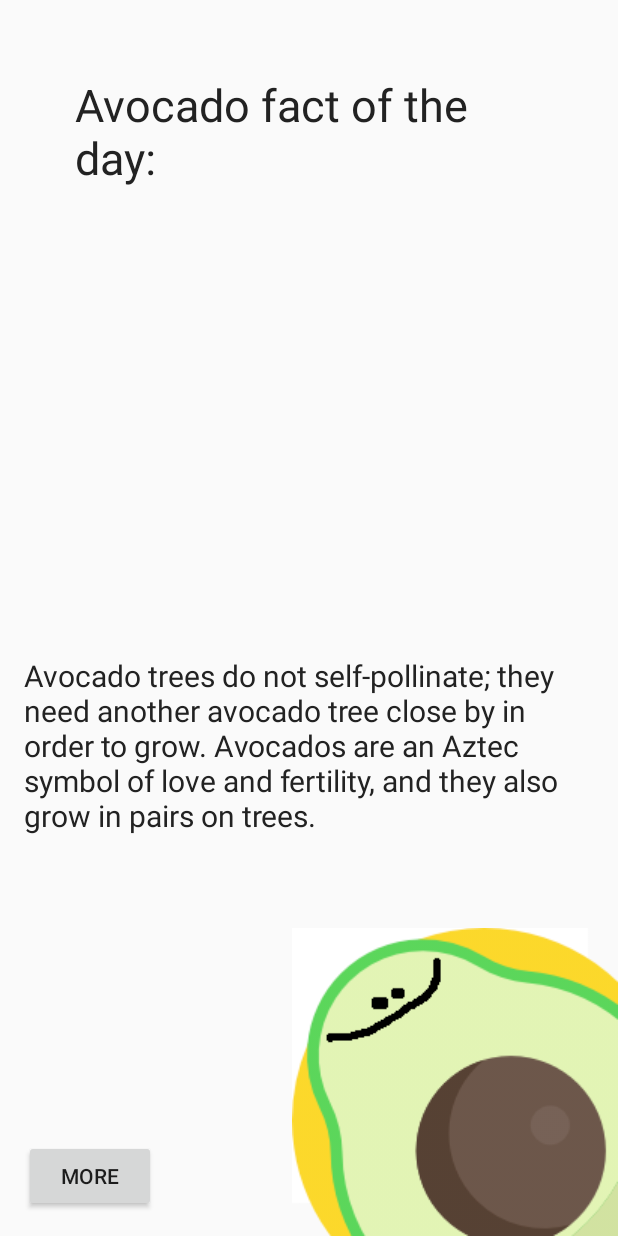
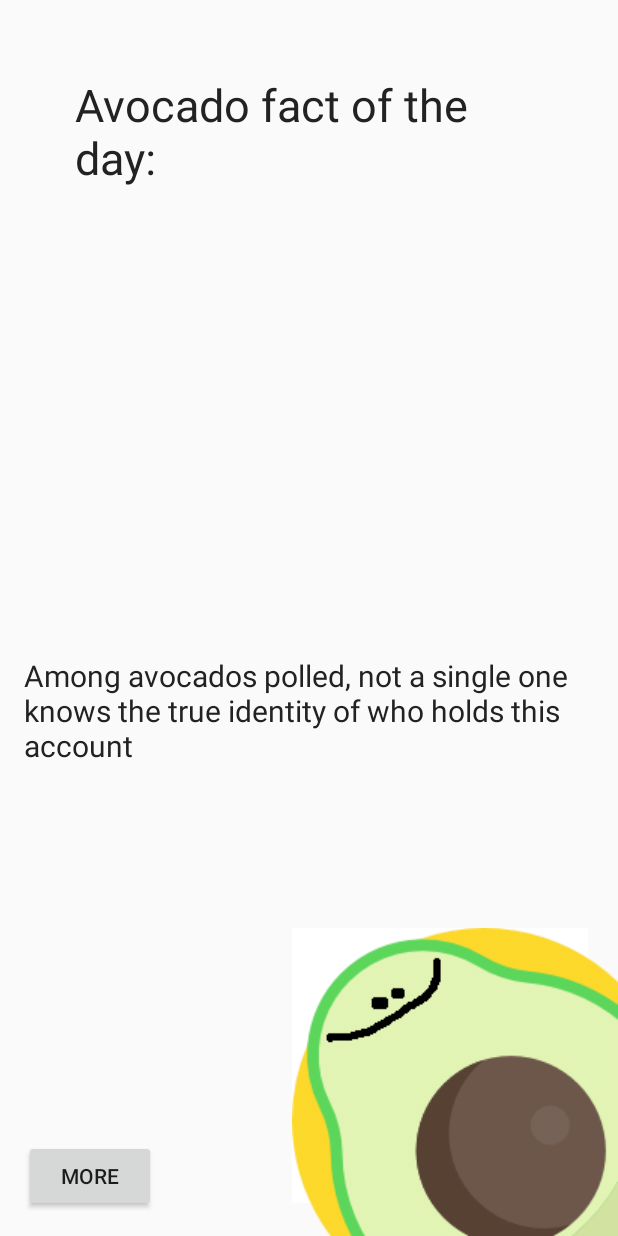
Before and after one commit to Kotlin-Thursdays/Avocado-Facts, an Android app: the screen it shows after launch (MainActivity), after a tap on "MORE", on a phone screen of 412 x 824 dp. Run offline under Robolectric (Android 15) with nearby library versions, the phone set to English and light mode, and no system bars.

Commit message:
moar facts

```diff
--- a/app/build.gradle
+++ b/app/build.gradle
@@ -5,11 +5,11 @@
 apply plugin: 'kotlin-android-extensions'
 
 android {
-    compileSdkVersion 27
+    compileSdkVersion 28
     defaultConfig {
         applicationId "com.example.amandahinchman.avocadofacts"
         minSdkVersion 26
-        targetSdkVersion 27
+        targetSdkVersion 28
         versionCode 1
         versionName "1.0"
         testInstrumentationRunner "android.support.test.runner.AndroidJUnitRunner"
@@ -25,7 +25,7 @@
 dependencies {
     implementation fileTree(dir: 'libs', include: ['*.jar'])
     implementation"org.jetbrains.kotlin:kotlin-stdlib-jdk7:$kotlin_version"
-    implementation 'com.android.support:appcompat-v7:27.1.1'
+    implementation 'com.android.support:appcompat-v7:28.0.0'
     implementation 'com.android.support.constraint:constraint-layout:1.1.2'
     testImplementation 'junit:junit:4.12'
     androidTestImplementation 'com.android.support.test:runner:1.0.2'
--- /dev/null
+++ b/app/src/main/java/com/example/amandahinchman/avocadofacts/FactProvider.kt
@@ -0,0 +1,75 @@
+package com.example.amandahinchman.avocadofacts
+
+fun getFacts(): Array<String> {
+    return arrayOf("The world record for the largest avocado is 5 pounds, 3.6 ounces. This is " +
+            "especially impressive because the average avocado only weighs 6 ounces.",
+            "This fruit – yes it is a fruit! – was not originally named \"avocado\". The word \"avocado\" comes from " +
+                    "the Spanish word aguacate, which is from the the Nahuatl word ahuacatl. When I lived in Chile, we called it palta, which is its Quechua name. It's also sometimes called the alligator pear due to the shape and rough green skin (cut it open and it looks like an alligator eye, too). I prefer to call it palta; my strong love for avocados started in Chile.",
+            "The skin of an avocado can be toxic – to cats and dogs. While your pets (besides birds) can eat the inside of an avocado, the skin can be toxic to cats and dogs.",
+            "All avocados are picked by hand.Avocados are harvested by using a 16-foot pole to reach the high-hanging fruit. Avocados tend to be more expensive than other fruits because of the high cost of labor.",
+            "Avocados are high in potassium, fiber, and antioxidants.Avocados are actually higher in potassium than bananas.",
+            "Avocados contain four grams of protein, making them the fruit with the highest protein content!",
+            "Avocado trees do not self-pollinate; they need another avocado tree close by in order to grow. Avocados are an Aztec symbol of love and fertility, and they also grow in pairs on trees.",
+            "On average, 53.5 million pounds of guacamole are eaten every Super Bowl Sunday, enough to cover a football field more than 20 feet thick.8",
+            "A single California Avocado tree can produce on average about 60 pounds or 150 fruit a year.",
+            "Scientists have unearthed evidences from a cave in Mexico’s Coxcatlan in Mexico, which reveal that avocados " +
+                    "were used as far back as in 10,000 BCE.",
+            "Avocados are green, the color most associated with radioactivity.  Thus, avocados may be a renewable source " +
+                    "of fuel for nuclear reactors. This has not been tested yet due to nuclear power plants falling out of favor in the US after Three Mile Island.",
+            "Astronauts do not eat avocados while in space, this is partially because avocados do not have efficient " +
+                    "enough rockets to reach the International Space Station.",
+            "The sun is much, much larger than an avocado.  At least twice as big.",
+            "If you add a bunch of letters to the word avocado, and then take away a few, it becomes an anagram for " +
+                    "\"Illuminati confirmed\".  Coincidence, I think not!",
+            "If you took a number of avocados equal to that consumed in the past 20 years and put them all in a straight " +
+                    "line, you would be arrest4ed for illegally carrying produce across international borders.",
+            "If you tried to line up every single avocado eaten in the last year, you would have a lot of trouble because " +
+                    "people ate them.",
+            "Unlike the tomato, the avocado had not been classified as a vegetable by the United States Supreme Court.",
+            "In economics, there is a concept called \"substitute goods\".  If the price of a substitute good increases, " +
+                    "demand for the good it is a substitute to will increase. A substitute good to avocados is ants, as both are bought by people who demand something that begins with the letter A.",
+            "Avocados are not quite as illegal as murder",
+            "There are currently no popular avocado memes on the internet",
+            "Earth is sometimes called \"the blue planet\". This is because people do not appreciate avocados enough to " +
+            "call it \"the green planet\".",
+            "According to known laws of aviation, there is no way an avocado should be able to fly. Its wings are too " +
+                    "non-existent to get its body off the ground. The avocado of course, flies anyway because it cannot resist being put into a shipping container carried by a plane.",
+            "Avocados are capable of time travel",
+            "The word \"avocado\" is spelled avocado",
+            "Among avocados polled, not a single one knows the true identity of who holds this account",
+            "An avocado is green and had layers, like an ogre. Thus, an ogre may be confused for an avocado and vice verse" +
+                    ". This provides a possible explanation for why there are no ogres: They were all mistaken for avocados and eaten.",
+            "If you make a pentagram out of guacamole, place an avocado on each corner and an avocado pit in the center, " +
+                    "light 7 avocado scented candles and put them in a circle around the pentagram, and recite the " +
+                    "incantation \"Ego hoc quidam vir, quod esset respice inepta, avocado surge!\", noting magic will happen and you will look very silly (extra silly to anyone who knows Latin).",
+            "The spanish word for avocado is \"aguacate\", possible hinted at avocados hinting at avocados secretly being" +
+            " cats with extra water (as agua means water in Spanish). A problem with this theory is the extra e at the end" +
+                    " of the word, its purpose remaining a mystery for the ages.",
+            "If you take the derivative of an avocado, you get 0.",
+            "Avocados are a potent aphrodisiac, the vast majority of people who have consumed avocado have later " +
+                    "experienced feelings of love (Disclaimer \"later\" has no time limit, effects may not be immediate.  If experiencing feelings of an alien parasite in your gut, do not contact your doctor as you are already doomed)",
+            "Avocados are an important part of daily avocado requirements in the human diet",
+            "Avocados grow on trees.  Trees grow on dirt. Dirt is on rock.  Rock is on lava. Thus, avocados grow on lava.",
+            "Despite popular belief, the most popular genre of music among avocados is not guac and roll. It is actually " +
+                    "vaporwave.",
+            "It's said that an apple a day keeps the doctor away.  Much lesser known is that an avocado a day keeps the " +
+                    "5th dimensional elritch monstrosity away. (No one who eats an avocado a day has ever been attacked by one)",
+            "The avocado is called by some people the \"alligator pear\".  This may be because an avocado pairs well with " +
+                    "an alligator trying to eat you, since if the alligator has a bunch of avocados in its mouth it cannot eat you.",
+            "Albino avocado plants do exist, they are not vampire avocados.  Do not burn them or stab them with wooden " +
+                    "stakes.  They certainly do not have the power to make people their thralls, so there is no reason to be alarmed. Albino avocados, like all avocados, are your friend.",
+            "Sometimes when people are injured, they are told to \"walk it off\", a much lesser known but similarly used " +
+                    "phrase is \"guac it off\", as eating guacamole gives you important vitamins and minerals for healing injuries.",
+            "On Wikipedia, it only takes 3 clicks to get from the page for seduction.  However, it also takes only 3 " +
+                    "clicks to get to the page for Adolf Hitler, so don't risk trying to seduce someone with an avocado because they might take it the wrong way.",
+            "Bacon is an avocado",
+            "It is common knowledge that most avocados can actually be almost any color! This is because they are solid " +
+                    "and can be painted.",
+            "Hold my avocado.  there's now a popular avocado meme on the internet",
+            "Avocado facts has a better fact checking record from the Washington Post than most politicians, 1 out of 1 " +
+                    "fact checks of Avocado Facts received the Geppetto Checkmark.",
+            "A refrigerated avocado can stay good longer than the half life of francium-223, a marathon of the quality " +
+                    "televsion show \"Gravity Falls\", the first five days of the War of Jenkins Ear, the time you take to lovingly reread every avocado fact to your children as a thrilling bedtime story, the tenure of Anthony \"The Mooch\" Scaramucci as White House Communications Director, the length of time it took the Atlanta Falcons to blow a 25 led in the Super Bowl, and an avocado that is not refrigerated.",
+            "Avocados can be used for many things.  This is not one of them: https://m.youtube.com/watch?v=9kQfEnPsZI4"
+    )
+}
--- a/app/src/main/java/com/example/amandahinchman/avocadofacts/MainActivity.kt
+++ b/app/src/main/java/com/example/amandahinchman/avocadofacts/MainActivity.kt
@@ -22,56 +22,35 @@
         factTextView = findViewById(R.id.avocadoFact)
 
         val moarButton = findViewById<Button>(R.id.more)
-        moarButton.setOnClickListener {
-            NewAvocadoFactTask(this).execute()
-        }
-
+        moarButton.setOnClickListener { NewAvocadoFactTask(this).execute() }
     }
 
-    fun updateAvocadoFact(fact: String) {
-        factTextView.text = fact
-    }
+    fun updateAvocadoFact(fact: String) { factTextView.text = fact }
 
-    /**
-     * AsyncTask<Params, Progress, Result> signature interface:
-     * - params: the type of the parameters sent to the task upon
-     *             execution
-     * - progress: the type of the progress units published during the
-     *             background computation
-     * - result: the type of the result of the background computation
-     */
     private class NewAvocadoFactTask(activity: MainActivity) : AsyncTask<Void, Void, String>() {
         var reference: WeakReference<MainActivity> = WeakReference(activity)
 
         companion object {
             const val TAG: String = "NewAvocadoFactTask"
         }
-        private val facts = arrayOf("The world record for the largest avocado is 5 pounds, 3.6 ounces. This is especially impressive because the average avocado only weighs 6 ounces.",
-                "This fruit – yes it is a fruit! – was not originally named \"avocado\". The word \"avocado\" comes from " +
-                        "the Spanish word aguacate, which is from the the Nahuatl word ahuacatl. When I lived in Chile, we called it palta, which is its Quechua name. It's also sometimes called the alligator pear due to the shape and rough green skin (cut it open and it looks like an alligator eye, too). I prefer to call it palta; my strong love for avocados started in Chile.",
-                "The skin of an avocado can be toxic – to cats and dogs. While your pets (besides birds) can eat the inside of an avocado, the skin can be toxic to cats and dogs.",
-                "All avocados are picked by hand.Avocados are harvested by using a 16-foot pole to reach the high-hanging fruit. Avocados tend to be more expensive than other fruits because of the high cost of labor.",
-                "Avocados are high in potassium, fiber, and antioxidants.Avocados are actually higher in potassium than bananas.",
-                "Avocados contain four grams of protein, making them the fruit with the highest protein content!",
-                "Avocado trees do not self-pollinate; they need another avocado tree close by in order to grow. Avocados are an Aztec symbol of love and fertility, and they also grow in pairs on trees.",
-                "On average, 53.5 million pounds of guacamole are eaten every Super Bowl Sunday, enough to cover a football field more than 20 feet thick.8",
-                "A single California Avocado tree can produce on average about 60 pounds or 150 fruit a year.",
-                "Scientists have unearthed evidences from a cave in Mexico’s Coxcatlan in Mexico, which reveal that avocados were used as far back as in 10,000 BCE.")
 
         override fun doInBackground(vararg params: Void?): String {
             Log.v(TAG, "doInBackground is running on ${Thread.currentThread().name}")
 
             val randomGen = Random()
-            val randomNumber = randomGen.nextInt(10)
-            return facts[randomNumber]
+            val randomNumber = randomGen.nextInt(getFacts().size)
+            return getFacts()[randomNumber]
         }
 
         override fun onPostExecute(result: String?) {
             Log.v(TAG, "onPostExecute is running on ${Thread.currentThread().name}")
             super.onPostExecute(result)
             result?.let {
-                reference.get()?.updateAvocadoFact(it)  // if reference.get is not null execute the function
+                reference.get()?.updateAvocadoFact(it)
+                // if reference.get is not null execute the function
             }
         }
+
     }
+
 }
```
